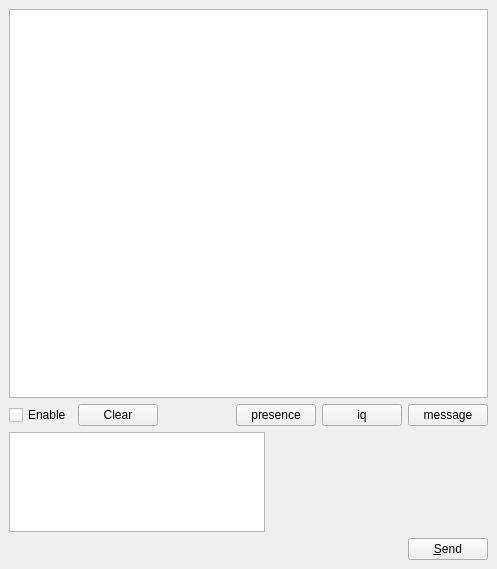
First picture: the form in widgets/xmlConsole.ui, repository xmpp-graveyard/jabbim, before the edit.
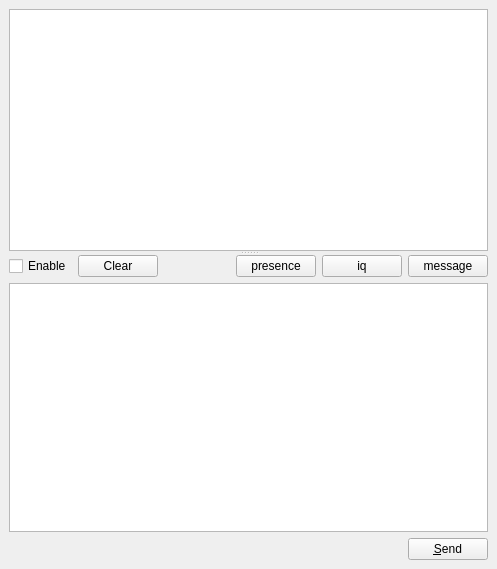
Second picture: the form after the edit.

Commit message: trochu vylepsene xml okno

Diff of the .ui file:
```diff
--- a/widgets/xmlConsole.ui
+++ b/widgets/xmlConsole.ui
@@ -21,69 +21,67 @@
      <number>6</number>
     </property>
     <item row="0" column="0" >
-     <widget class="QTextBrowser" name="xml" />
-    </item>
-    <item row="1" column="0" >
-     <layout class="QHBoxLayout" >
-      <property name="margin" >
-       <number>0</number>
+     <widget class="QSplitter" name="splitter" >
+      <property name="orientation" >
+       <enum>Qt::Vertical</enum>
       </property>
-      <property name="spacing" >
-       <number>6</number>
-      </property>
-      <item>
-       <widget class="QCheckBox" name="enable" >
-        <property name="text" >
-         <string>Enable</string>
-        </property>
-        <property name="checked" >
-         <bool>false</bool>
-        </property>
-       </widget>
-      </item>
-      <item>
-       <widget class="QPushButton" name="clear" >
-        <property name="text" >
-         <string>Clear</string>
-        </property>
-       </widget>
-      </item>
-      <item>
-       <spacer>
-        <property name="orientation" >
-         <enum>Qt::Horizontal</enum>
-        </property>
-        <property name="sizeHint" >
-         <size>
-          <width>81</width>
-          <height>20</height>
-         </size>
-        </property>
-       </spacer>
-      </item>
-      <item>
-       <layout class="QHBoxLayout" >
+      <widget class="QTextBrowser" name="xml" />
+      <widget class="QWidget" name="" >
+       <layout class="QGridLayout" >
         <property name="margin" >
          <number>0</number>
         </property>
         <property name="spacing" >
          <number>6</number>
         </property>
-        <item>
+        <item row="1" column="0" colspan="6" >
+         <widget class="QTextEdit" name="textEdit" />
+        </item>
+        <item row="0" column="1" >
+         <widget class="QPushButton" name="clear" >
+          <property name="text" >
+           <string>Clear</string>
+          </property>
+         </widget>
+        </item>
+        <item row="0" column="3" >
          <widget class="QPushButton" name="presence" >
           <property name="text" >
            <string>presence</string>
           </property>
          </widget>
         </item>
-        <item>
+        <item row="0" column="4" >
          <widget class="QPushButton" name="iq" >
           <property name="text" >
            <string>iq</string>
           </property>
          </widget>
         </item>
-        <item>
+        <item row="0" column="0" >
+         <widget class="QCheckBox" name="enable" >
+          <property name="text" >
+           <string>Enable</string>
+          </property>
+          <property name="checked" >
+           <bool>false</bool>
+          </property>
+         </widget>
+        </item>
+        <item row="0" column="2" >
+         <spacer>
+          <property name="orientation" >
+           <enum>Qt::Horizontal</enum>
+          </property>
+          <property name="sizeHint" >
+           <size>
+            <width>81</width>
+            <height>20</height>
+           </size>
+          </property>
+         </spacer>
+        </item>
+        <item row="0" column="5" >
          <widget class="QPushButton" name="message" >
           <property name="text" >
            <string>message</string>
@@ -91,28 +89,10 @@
          </widget>
         </item>
        </layout>
-      </item>
-     </layout>
-    </item>
-    <item row="2" column="0" >
-     <widget class="QTextEdit" name="textEdit" >
-      <property name="sizePolicy" >
-       <sizepolicy>
-        <hsizetype>0</hsizetype>
-        <vsizetype>0</vsizetype>
-        <horstretch>0</horstretch>
-        <verstretch>0</verstretch>
-       </sizepolicy>
-      </property>
-      <property name="maximumSize" >
-       <size>
-        <width>16777215</width>
-        <height>100</height>
-       </size>
-      </property>
+      </widget>
      </widget>
     </item>
-    <item row="3" column="0" >
+    <item row="1" column="0" >
      <layout class="QHBoxLayout" >
       <property name="margin" >
        <number>0</number>
```
The commit also changes 2 other files.
